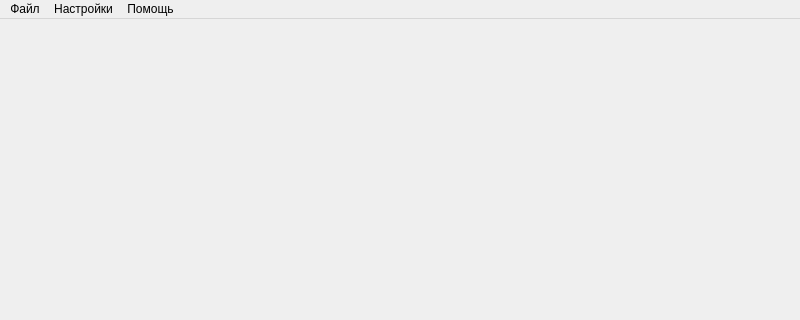
This is mainwindow.ui in zak2791/Tabloh2H as Qt 5 draws it before an edit; both pictures show x 0 to 800 and y 0 to 320 of the 800 by 600 pixel window. The edited form follows.
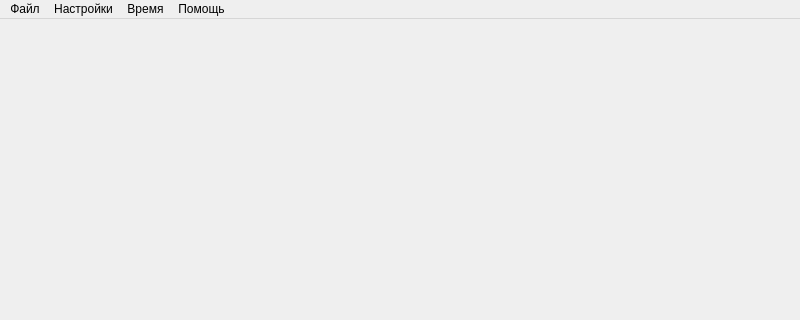
This is the edited form.

```diff
--- a/mainwindow.ui
+++ b/mainwindow.ui
@@ -20,17 +20,17 @@
      <x>0</x>
      <y>0</y>
      <width>800</width>
-     <height>21</height>
+     <height>26</height>
     </rect>
    </property>
-   <widget class="QMenu" name="menu">
+   <widget class="QMenu" name="mFile">
     <property name="title">
      <string>Файл</string>
     </property>
     <addaction name="action"/>
     <addaction name="action_2"/>
    </widget>
-   <widget class="QMenu" name="menu_2">
+   <widget class="QMenu" name="settings">
     <property name="title">
      <string>Настройки</string>
     </property>
@@ -44,15 +44,22 @@
     <addaction name="menu_3"/>
     <addaction name="action_4"/>
    </widget>
-   <widget class="QMenu" name="menu_4">
+   <widget class="QMenu" name="time">
+    <property name="title">
+     <string>Время</string>
+    </property>
+    <addaction name="setTime"/>
+   </widget>
+   <widget class="QMenu" name="help">
     <property name="title">
      <string>Помощь</string>
     </property>
     <addaction name="action_7"/>
    </widget>
-   <addaction name="menu"/>
-   <addaction name="menu_2"/>
-   <addaction name="menu_4"/>
+   <addaction name="mFile"/>
+   <addaction name="settings"/>
+   <addaction name="time"/>
+   <addaction name="help"/>
   </widget>
   <widget class="QStatusBar" name="statusbar"/>
   <action name="action">
```
Left out of the diff: 39 changed lines with no effect on the pictures.
